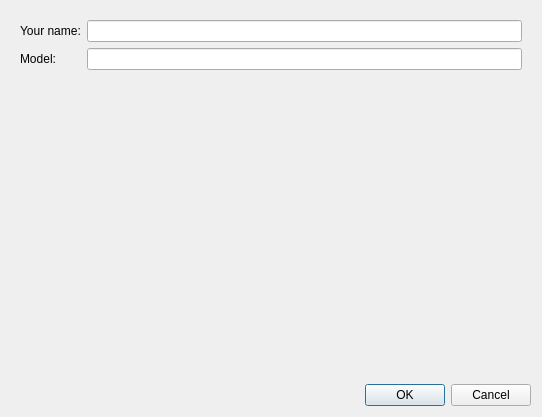
This is gui_client/AvatarSettingsDialog.ui in shipilovden/substrata-metasiberia as Qt 5 draws it before an edit. The edited form follows.
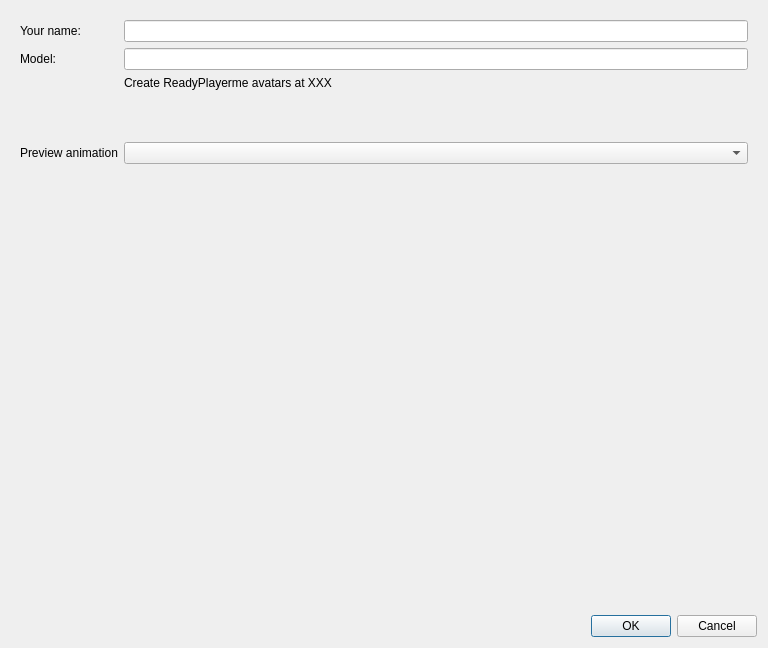
This is the edited form. Custom widgets are drawn as their Qt base class.

Commit message: Code for new Ready-player-me compatible skinned avatar system, updated choose avatar dialog. Added xavatar5.glb and extracted_avatar_anim.bin.

```diff
--- a/gui_client/AvatarSettingsDialog.ui
+++ b/gui_client/AvatarSettingsDialog.ui
@@ -6,8 +6,8 @@
    <rect>
     <x>0</x>
     <y>0</y>
-    <width>542</width>
-    <height>417</height>
+    <width>768</width>
+    <height>648</height>
    </rect>
   </property>
   <property name="windowTitle">
@@ -30,7 +30,7 @@
        <widget class="QLineEdit" name="usernameLineEdit"/>
       </item>
       <item row="1" column="0">
-       <widget class="QLabel" name="label">
+       <widget class="QLabel" name="usernameLabel">
         <property name="text">
          <string>Your name:</string>
         </property>
@@ -46,6 +46,36 @@
         </property>
        </widget>
       </item>
+      <item row="5" column="0">
+       <widget class="QLabel" name="label">
+        <property name="text">
+         <string>Preview animation</string>
+        </property>
+       </widget>
+      </item>
+      <item row="5" column="1">
+       <widget class="QComboBox" name="animationComboBox"/>
+      </item>
+      <item row="4" column="1">
+       <spacer name="verticalSpacer">
+        <property name="orientation">
+         <enum>Qt::Vertical</enum>
+        </property>
+        <property name="sizeHint" stdset="0">
+         <size>
+          <width>20</width>
+          <height>40</height>
+         </size>
+        </property>
+       </spacer>
+      </item>
+      <item row="3" column="1">
+       <widget class="QLabel" name="createReadyPlayerMeLabel">
+        <property name="text">
+         <string>Create ReadyPlayerme avatars at XXX</string>
+        </property>
+       </widget>
+      </item>
      </layout>
     </widget>
    </item>
```
Left out of the diff: 2 changed lines with no effect on the pictures. The commit also changes 28 other files.
